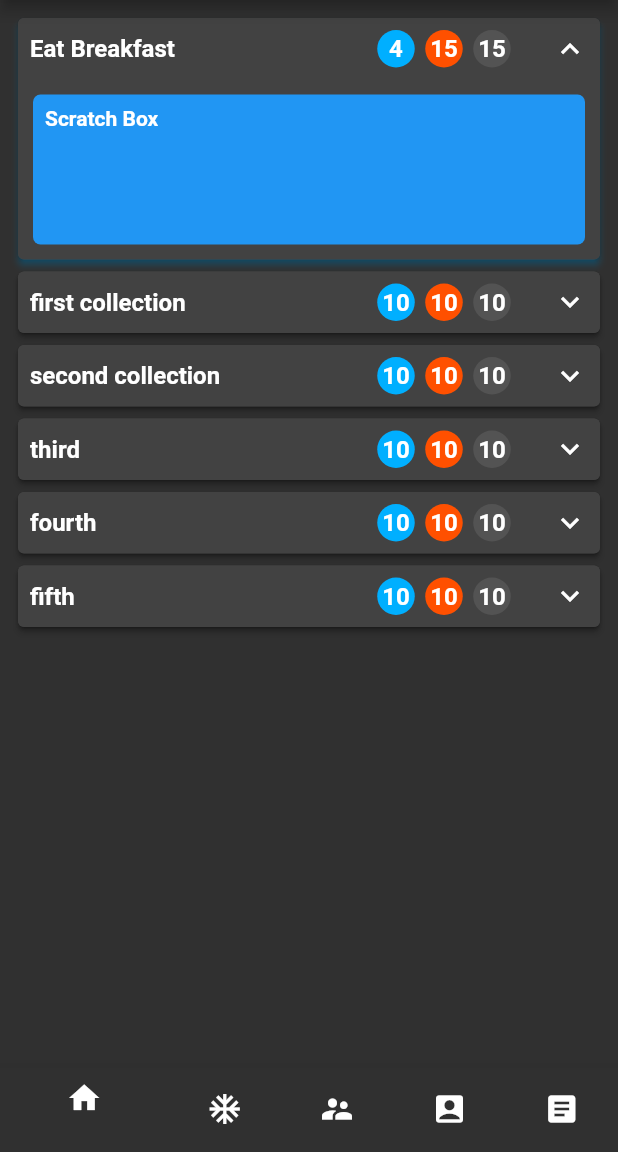
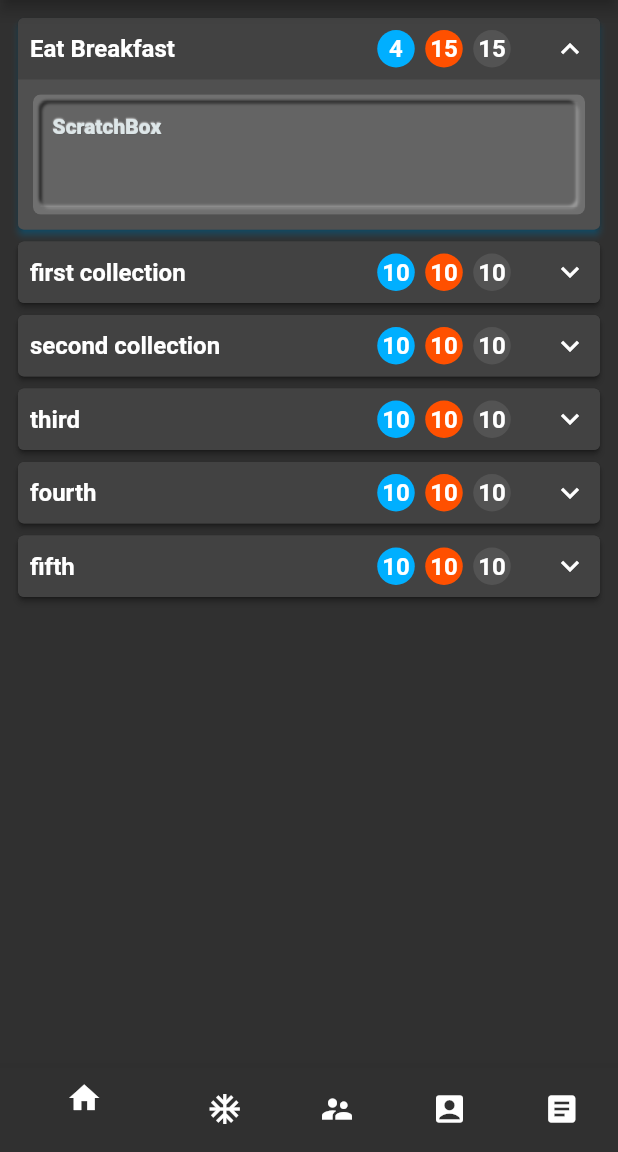
Before and after one commit to lancerharris/flutter-tally-app, a Flutter app: the screen it shows after launch, after a tap on "Eat Breakfast", on a phone screen of 412 x 824 dp, the part 84-1236 px from its top. Run offline on Flutter 3.47's test engine with Material 2 defaults, Android fonts, the phone set to English and light mode, and no system bars; drawn by our look-alikes of flutter_neumorphic; our stand-ins replace google_fonts; Roboto replaces fonts that are missing (Handlee).

Commit message:
Create a sunken appearance for the scratchbox.

```diff
--- a/lib/theme/app_theme.dart
+++ b/lib/theme/app_theme.dart
@@ -8,6 +8,8 @@ class AppTheme {
   // static const secondaryColor = Color.fromRGBO(28, 202, 142, 1);
   static const disabledColor = Color.fromRGBO(100, 100, 100, 0.5);
   static const errorColor = Color.fromRGBO(255, 51, 51, 1);
+  static const secondaryCardColor = Color.fromRGBO(80, 80, 80, 1);
+  static const scratchBoxColor = Color.fromRGBO(100, 100, 100, 1);
 
   // consider yellow to blue for light theme
   // FFFF55 #00AEFF
--- a/lib/widgets/scratch_box/scratch_box.dart
+++ b/lib/widgets/scratch_box/scratch_box.dart
@@ -3,6 +3,8 @@ import 'dart:async';
 import 'package:flutter/gestures.dart';
 import 'package:flutter/material.dart';
 import 'package:flutter/rendering.dart';
+import 'package:flutter_neumorphic/flutter_neumorphic.dart';
+import 'package:tally_app/theme/app_theme.dart';
 import 'package:tally_app/widgets/scratch_box/custom_pan_gesture.dart';
 
 import './drawn_line.dart';
@@ -24,9 +26,9 @@ class _ScratchBoxState extends State<ScratchBox> with TickerProviderStateMixin {
   List<DrawnLine> lines = <DrawnLine>[];
   late DrawnLine? line;
   var selectedColor = Colors.black;
-  var selectedWidth = 5.0;
+  var selectedWidth = 3.0;
 
-  final backdropColor = Colors.blue;
+  final backdropColor = AppTheme.disabledColor;
 
   var scratchCount = 0;
 
@@ -228,17 +230,33 @@ class _ScratchBoxState extends State<ScratchBox> with TickerProviderStateMixin {
   Widget build(BuildContext context) {
     // final computedBackdropWidth = MediaQuery.of(context).size.width;
 
-    return Center(
-      child: Container(
-        height: widget.backdropHeight,
-        width: widget.backdropWidth,
+    return Container(
+      height: widget.backdropHeight,
+      width: widget.backdropWidth,
+      decoration: BoxDecoration(
+        color: AppTheme.secondaryCardColor,
+        // don't do top to make it appear to be part of parent card
+        borderRadius: BorderRadius.only(
+          bottomLeft: Radius.circular(4),
+          bottomRight: Radius.circular(4),
+        ),
+      ),
+      child: Neumorphic(
         margin: EdgeInsets.all(opaqueContainerMargin),
-        decoration: BoxDecoration(
-          borderRadius: BorderRadius.circular(5),
-          color: backdropColor,
+        style: NeumorphicStyle(
+          boxShape: NeumorphicBoxShape.roundRect(BorderRadius.circular(5)),
+          depth: -2,
+          color: AppTheme.scratchBoxColor,
+          intensity: 0.6,
+          shadowDarkColor: Colors.red,
+          shadowDarkColorEmboss: Colors.black,
+          border: NeumorphicBorder(
+            color: AppTheme.secondaryCardColor,
+            width: 5,
+          ),
         ),
         child: Stack(
-          alignment: Alignment.center,
+          alignment: Alignment.topLeft,
           children: [
             // ClipRect ensures that the size doesn't exceed the parent constraints
             ClipRect(
@@ -284,14 +302,61 @@ class _ScratchBoxState extends State<ScratchBox> with TickerProviderStateMixin {
             //backdrop
 
             Positioned(
-              left: 0,
-              top: 0,
-              child: Padding(
-                padding: const EdgeInsets.all(8.0),
-                child: Text('Scratch Box',
-                    style: Theme.of(context).textTheme.bodyText1),
-              ),
-            ),
+                top: 8,
+                left: 8,
+                child: IgnorePointer(
+                  child: NeumorphicText(
+                    'ScratchBox',
+                    style: NeumorphicStyle(
+                        lightSource: LightSource.topLeft,
+                        depth: 0.5,
+                        shadowDarkColor: Colors.black),
+                    // using ! to make this textStyle work for now
+                    textStyle: NeumorphicTextStyle(
+                        fontFamilyFallback: Theme.of(context)
+                            .textTheme
+                            .bodyText1!
+                            .fontFamilyFallback,
+                        fontWeight: FontWeight.w900,
+                        decoration:
+                            Theme.of(context).textTheme.bodyText1!.decoration,
+                        fontSize:
+                            Theme.of(context).textTheme.bodyText1!.fontSize,
+                        fontFamily:
+                            Theme.of(context).textTheme.bodyText1!.fontFamily,
+                        debugLabel:
+                            Theme.of(context).textTheme.bodyText1!.debugLabel,
+                        fontFeatures:
+                            Theme.of(context).textTheme.bodyText1!.fontFeatures,
+                        fontStyle:
+                            Theme.of(context).textTheme.bodyText1!.fontStyle,
+                        letterSpacing: Theme.of(context)
+                            .textTheme
+                            .bodyText1!
+                            .letterSpacing,
+                        height: Theme.of(context).textTheme.bodyText1!.height,
+                        locale: Theme.of(context).textTheme.bodyText1!.locale,
+                        textBaseline:
+                            Theme.of(context).textTheme.bodyText1!.textBaseline,
+                        wordSpacing:
+                            Theme.of(context).textTheme.bodyText1!.wordSpacing),
+                  ),
+                )
+                // child: Text(
+                //   'Scratch Box',
+                //   style: Theme.of(context).textTheme.bodyText1,
+                // ),
+                ),
+            // Positioned(
+            //   left: 2,
+            //   top: 9,
+            //   child: VerticalizeLetters(
+            //     verticalLetters: ['p', 'a', 'c', 'e'],
+            //     verticalLetterSpacing: [14.0, 11.5, 10.5],
+            //     extraSpace: 2,
+            //     style: Theme.of(context).textTheme.bodyText1,
+            //   ),
+            // ),
           ],
         ),
       ),
```
